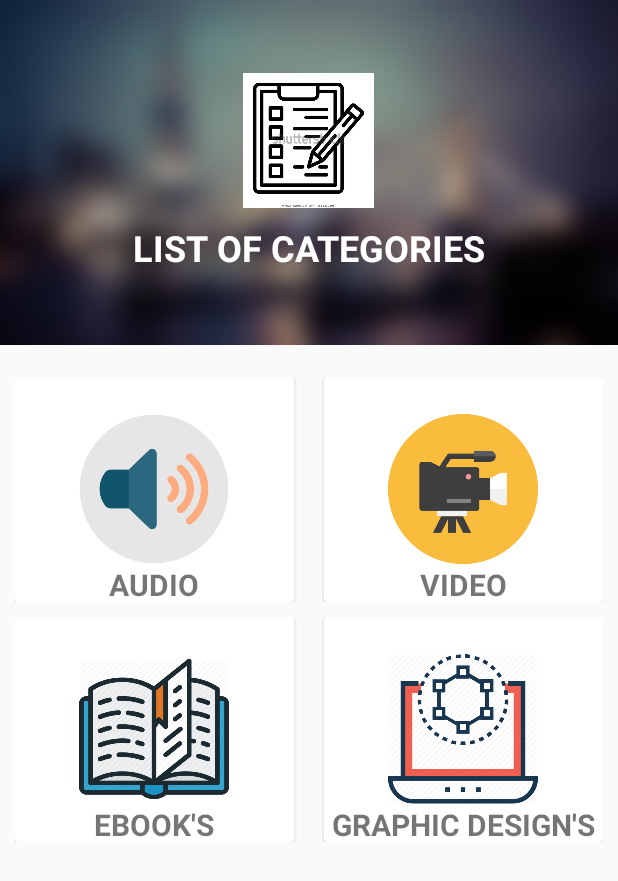
After one commit to singhg93/androidProject, an Android app: the layout activity_categories.xml on its own in the app's theme, with its tools: preview values and no code run, on a phone screen of 412 x 824 dp. The commit adds this screen. Shown: the top 881 px of the screen. Run offline under Robolectric (Android 15) with nearby library versions, the light colour scheme and no system bars.

Commit message:
added the categories activity

```diff
--- /dev/null
+++ b/app/src/main/java/com/example/digitalproductmarketplace/Categories.java
@@ -0,0 +1,26 @@
+package com.example.digitalproductmarketplace;
+
+import androidx.appcompat.app.AppCompatActivity;
+
+import android.content.Intent;
+import android.os.Bundle;
+import android.view.View;
+import android.widget.Button;
+
+public class Categories extends AppCompatActivity {
+
+    Button _audioCatBtn;
+    Button _videoCatBtn;
+    Button _ebookCatBtn;
+    Button _grapicCatBtn;
+    @Override
+    protected void onCreate(Bundle savedInstanceState) {
+        super.onCreate(savedInstanceState);
+        setContentView(R.layout.activity_categories);
+
+        _audioCatBtn = findViewById(R.id.ButtonAudio);
+        _videoCatBtn=findViewById(R.id.ButtonVideo);
+_ebookCatBtn=findViewById(R.id.ButtonEbooks);
+_grapicCatBtn=findViewById(R.id.ButtonGraphics);
+    }
+}
--- /dev/null
+++ b/app/src/main/res/layout/activity_categories.xml
@@ -0,0 +1,256 @@
+<?xml version="1.0" encoding="utf-8"?>
+<RelativeLayout xmlns:android="http://schemas.android.com/apk/res/android"
+    xmlns:app="http://schemas.android.com/apk/res-auto"
+    xmlns:tools="http://schemas.android.com/tools"
+    android:layout_width="match_parent"
+    android:layout_height="match_parent"
+    tools:context=".Categories">
+
+
+    <ScrollView
+        android:layout_width="fill_parent"
+        android:layout_height="fill_parent"
+        android:layout_alignParentLeft="true"
+        android:layout_alignParentTop="true">
+
+        <LinearLayout
+            android:layout_width="fill_parent"
+            android:layout_height="fill_parent"
+            android:orientation="vertical">
+
+            <RelativeLayout
+                android:layout_width="fill_parent"
+                android:layout_height="fill_parent">
+
+                <LinearLayout
+                    android:layout_width="match_parent"
+                    android:layout_height="230dp"
+                    android:background="@drawable/back"
+                    android:gravity="center"
+                    android:orientation="vertical">
+
+                    //to set image and text inside back image
+
+                    <ImageView
+                        android:layout_width="90dp"
+                        android:layout_height="90dp"
+                        android:layout_gravity="center"
+                        android:src="@drawable/list" />
+
+
+                    <TextView
+                        android:layout_width="wrap_content"
+                        android:layout_height="wrap_content"
+                        android:layout_gravity="center"
+                        android:layout_marginTop="10dp"
+                        android:text="LIST OF CATEGORIES"
+                        android:textColor="#ffffff"
+                        android:textSize="24dp"
+                        android:textStyle="bold" />
+                </LinearLayout>
+                //verticalLayout inside vertical layout we will use 2 horginatal layout
+
+                <LinearLayout
+                    android:layout_width="match_parent"
+                    android:layout_height="wrap_content"
+                    android:layout_marginLeft="10dp"
+                    android:layout_marginTop="251dp"
+                    android:layout_marginRight="10dp"
+                    android:orientation="vertical">
+                    //inside horzontal layout we will make 2 horizontal layout
+
+                    <LinearLayout
+                        android:layout_width="match_parent"
+                        android:layout_height="150dp"
+                        android:layout_marginBottom="10dp"
+                        android:orientation="horizontal">
+
+                        // to setup cardView first we will add card support library
+                        //1st cardview for audio category
+
+                        <androidx.cardview.widget.CardView
+                            android:layout_width="0dp"
+                            android:layout_height="match_parent"
+                            android:layout_marginRight="10dp"
+                            android:layout_weight="1"
+                            android:gravity="center"
+                            android:orientation="vertical">
+
+                            <RelativeLayout
+                                android:layout_width="match_parent"
+                                android:layout_height="match_parent">
+
+
+                                <ImageView
+                                    android:id="@+id/imageViewaudio"
+                                    android:layout_width="100dp"
+                                    android:layout_height="100dp"
+                                    android:layout_centerInParent="true"
+                                    android:src="@drawable/audooo"
+
+                                    />
+
+                                <TextView
+                                    android:layout_width="wrap_content"
+                                    android:layout_height="wrap_content"
+                                    android:layout_below="@+id/imageViewaudio"
+                                    android:layout_centerHorizontal="true"
+                                    android:text="AUDIO"
+                                    android:textSize="20dp"
+                                    android:textStyle="bold" />
+
+                                <Button
+                                    android:id="@+id/ButtonAudio"
+                                    android:layout_width="match_parent"
+                                    android:layout_height="match_parent"
+                                    android:background="@android:color/transparent" />
+                            </RelativeLayout>
+
+
+                        </androidx.cardview.widget.CardView>
+                        //2nd cardview for video category
+
+                        <androidx.cardview.widget.CardView
+                            android:layout_width="0dp"
+                            android:layout_height="match_parent"
+                            android:layout_marginLeft="10dp"
+                            android:layout_weight="1"
+                            android:gravity="center"
+                            android:orientation="vertical">
+
+                            <RelativeLayout
+                                android:layout_width="match_parent"
+                                android:layout_height="match_parent">
+
+
+                                <ImageView
+                                    android:id="@+id/imageViewVideo"
+                                    android:layout_width="100dp"
+                                    android:layout_height="100dp"
+                                    android:layout_centerInParent="true"
+                                    android:src="@drawable/video"
+
+                                    />
+
+                                <TextView
+                                    android:layout_width="wrap_content"
+                                    android:layout_height="wrap_content"
+                                    android:layout_below="@+id/imageViewVideo"
+                                    android:layout_centerHorizontal="true"
+                                    android:text="VIDEO"
+                                    android:textSize="20dp"
+                                    android:textStyle="bold" />
+
+                                <Button
+                                    android:id="@+id/ButtonVideo"
+                                    android:layout_width="match_parent"
+                                    android:layout_height="match_parent"
+                                    android:background="@android:color/transparent" />
+                            </RelativeLayout>
+
+                        </androidx.cardview.widget.CardView>
+
+                    </LinearLayout>
+
+                    <LinearLayout
+                        android:layout_width="match_parent"
+                        android:layout_height="150dp"
+                        android:layout_marginBottom="10dp"
+                        android:orientation="horizontal">
+                        //cardview for 3rd category
+
+                        <androidx.cardview.widget.CardView
+                            android:layout_width="0dp"
+                            android:layout_height="match_parent"
+                            android:layout_marginRight="10dp"
+                            android:layout_weight="1"
+                            android:gravity="center"
+                            android:orientation="vertical">
+
+                            <RelativeLayout
+                                android:layout_width="match_parent"
+                                android:layout_height="match_parent">
+
+
+                                <ImageView
+                                    android:id="@+id/imageViewEbooks"
+                                    android:layout_width="100dp"
+                                    android:layout_height="100dp"
+                                    android:layout_centerInParent="true"
+                                    android:src="@drawable/eb"
+
+                                    />
+
+                                <TextView
+                                    android:layout_width="wrap_content"
+                                    android:layout_height="wrap_content"
+                                    android:layout_below="@+id/imageViewEbooks"
+                                    android:layout_centerHorizontal="true"
+                                    android:text="EBOOK'S"
+                                    android:textSize="20dp"
+                                    android:textStyle="bold" />
+
+                                <Button
+                                    android:id="@+id/ButtonEbooks"
+                                    android:layout_width="match_parent"
+                                    android:layout_height="match_parent"
+                                    android:background="@android:color/transparent" />
+                            </RelativeLayout>
+
+
+                        </androidx.cardview.widget.CardView>
+
+
+                        //cardiew for graphic category
+
+                        <androidx.cardview.widget.CardView
+                            android:layout_width="0dp"
+                            android:layout_height="match_parent"
+                            android:layout_marginLeft="10dp"
+                            android:layout_weight="1"
+                            android:gravity="center"
+                            android:orientation="vertical">
+
+                            <RelativeLayout
+                                android:layout_width="match_parent"
+                                android:layout_height="match_parent">
+
+
+                                <ImageView
+                                    android:id="@+id/imageViewGraphic"
+                                    android:layout_width="100dp"
+                                    android:layout_height="100dp"
+                                    android:layout_centerInParent="true"
+                                    android:src="@drawable/gg"
+
+                                    />
+
+                                <TextView
+                                    android:layout_width="wrap_content"
+                                    android:layout_height="wrap_content"
+                                    android:layout_below="@+id/imageViewGraphic"
+                                    android:layout_centerHorizontal="true"
+                                    android:text="GRAPHIC DESIGN'S"
+                                    android:textSize="20dp"
+                                    android:textStyle="bold" />
+
+                                <Button
+                                    android:id="@+id/ButtonGraphics"
+                                    android:layout_width="match_parent"
+                                    android:layout_height="match_parent"
+                                    android:background="@android:color/transparent" />
+                            </RelativeLayout>
+
+                        </androidx.cardview.widget.CardView>
+
+                    </LinearLayout>
+
+                </LinearLayout>
+
+            </RelativeLayout>
+
+        </LinearLayout>
+
+    </ScrollView>
+
+</RelativeLayout>
--- a/app/src/main/res/values/colors.xml
+++ b/app/src/main/res/values/colors.xml
@@ -1,6 +1,6 @@
 <?xml version="1.0" encoding="utf-8"?>
 <resources>
-    <color name="colorPrimary">#FEE69D</color>
-    <color name="colorPrimaryDark">#FFA000</color>
-    <color name="colorAccent">#FF5722</color>
+    <color name="colorPrimary">#000000</color>
+    <color name="colorPrimaryDark">#000000</color>
+    <color name="colorAccent">#267ab6</color>
 </resources>
--- a/app/src/main/res/values/styles.xml
+++ b/app/src/main/res/values/styles.xml
@@ -1,7 +1,7 @@
 <resources>
 
     <!-- Base application theme. -->
-    <style name="AppTheme" parent="Theme.AppCompat.Light.DarkActionBar">
+    <style name="AppTheme" parent="Theme.AppCompat.Light.NoActionBar">
         <!-- Customize your theme here. -->
         <item name="colorPrimary">@color/colorPrimary</item>
         <item name="colorPrimaryDark">@color/colorPrimaryDark</item>
```
Also changed, not shown: app/src/main/AndroidManifest.xml (+5 -4 lines), app/src/main/res/drawable/audooo.png (added), app/src/main/res/drawable/back.jpg (added), app/src/main/res/drawable/eb.png (added), app/src/main/res/drawable/gg.png (added), app/src/main/res/drawable/list.jpg (added), app/src/main/res/drawable/video.png (added).
